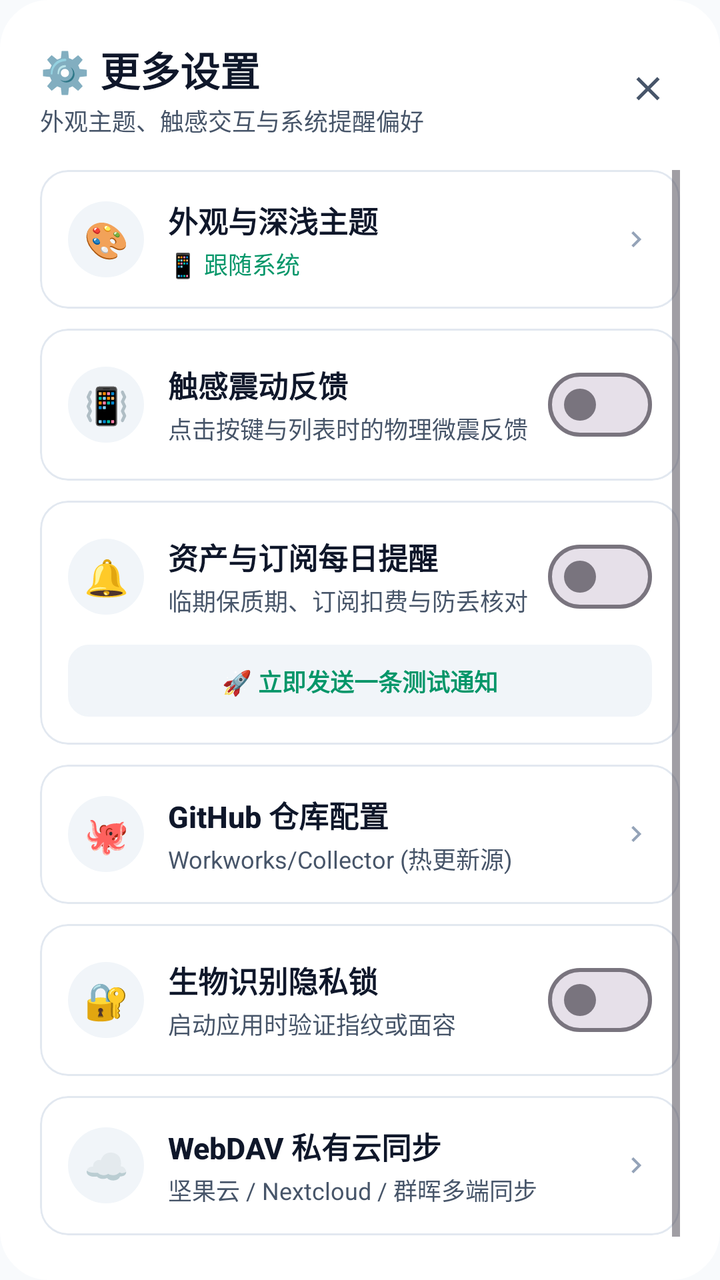
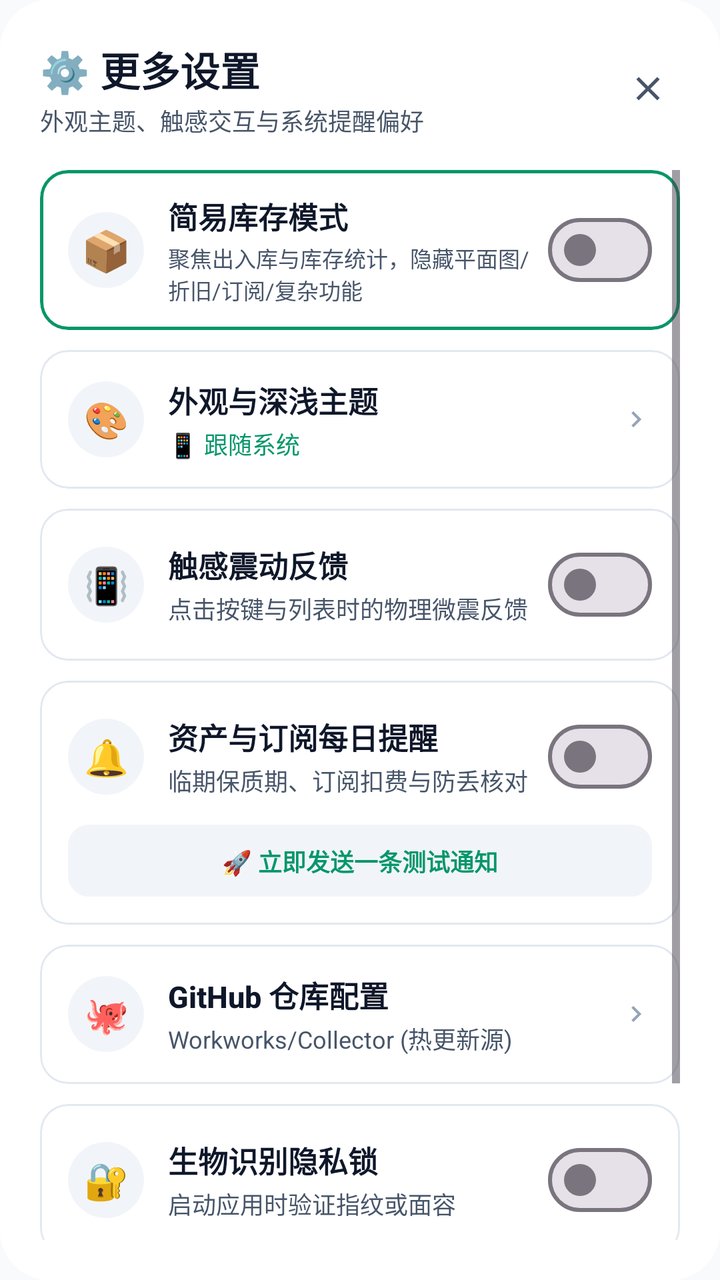

Before-and-after screenshots of an Android layout around one commit, followed by the original layout XML and the change that was made.
<!-- AndroidManifest.xml: application theme Theme.DiaperTracker -->
<!-- res/layout/dialog_more_settings.xml -->
<?xml version="1.0" encoding="utf-8"?>
<LinearLayout
    xmlns:android="http://schemas.android.com/apk/res/android"
    xmlns:app="http://schemas.android.com/apk/res-auto"
    android:layout_width="match_parent"
    android:layout_height="wrap_content"
    android:orientation="vertical"
    android:background="@drawable/bg_dialog_card"
    android:backgroundTint="@color/card"
    android:padding="20dp">

    
    <LinearLayout
        android:layout_width="match_parent"
        android:layout_height="wrap_content"
        android:orientation="horizontal"
        android:gravity="center_vertical"
        android:layout_marginBottom="16dp">

        <LinearLayout
            android:layout_width="0dp"
            android:layout_height="wrap_content"
            android:layout_weight="1"
            android:orientation="vertical">

            <TextView
                android:layout_width="wrap_content"
                android:layout_height="wrap_content"
                android:text="⚙️ 更多设置"
                android:textSize="20sp"
                android:textStyle="bold"
                android:textColor="@color/text_primary"
                android:fontFamily="sans-serif-medium" />

            <TextView
                android:layout_width="wrap_content"
                android:layout_height="wrap_content"
                android:text="外观主题、触感交互与系统提醒偏好"
                android:textSize="12sp"
                android:textColor="@color/text_secondary"
                android:layout_marginTop="2dp" />
        </LinearLayout>

        <ImageView
            android:id="@+id/btn_close_settings"
            android:layout_width="32dp"
            android:layout_height="32dp"
            android:padding="6dp"
            android:src="@drawable/ic_close"
            app:tint="@color/text_secondary"
            android:contentDescription="关闭"
            android:clickable="true"
            android:focusable="true"
            android:background="?attr/selectableItemBackgroundBorderless" />
    </LinearLayout>

    <ScrollView
        android:layout_width="match_parent"
        android:layout_height="wrap_content"
        android:maxHeight="420dp"
        android:overScrollMode="never">

        <LinearLayout
            android:layout_width="match_parent"
            android:layout_height="wrap_content"
            android:orientation="vertical">

            
            <com.google.android.material.card.MaterialCardView
                android:id="@+id/card_setting_theme"
                android:layout_width="match_parent"
                android:layout_height="wrap_content"
                android:layout_marginBottom="10dp"
                app:cardCornerRadius="14dp"
                app:cardElevation="0dp"
                app:cardBackgroundColor="@color/card"
                app:strokeColor="@color/card_border"
                app:strokeWidth="1dp"
                android:clickable="true"
                android:focusable="true"
                android:foreground="?attr/selectableItemBackground">

                <LinearLayout
                    android:layout_width="match_parent"
                    android:layout_height="wrap_content"
                    android:orientation="horizontal"
                    android:gravity="center_vertical"
                    android:paddingHorizontal="14dp"
                    android:paddingVertical="14dp">

                    <TextView
                        android:layout_width="38dp"
                        android:layout_height="38dp"
                        android:gravity="center"
                        android:text="🎨"
                        android:textSize="18sp"
                        android:background="@drawable/bg_icon_circle"
                        android:backgroundTint="@color/input_bg" />

                    <LinearLayout
                        android:layout_width="0dp"
                        android:layout_height="wrap_content"
                        android:layout_weight="1"
                        android:layout_marginStart="12dp"
                        android:orientation="vertical">

                        <TextView
                            android:layout_width="wrap_content"
                            android:layout_height="wrap_content"
                            android:text="外观与深浅主题"
                            android:textSize="15sp"
                            android:textStyle="bold"
                            android:textColor="@color/text_primary"
                            android:fontFamily="sans-serif-medium" />

                        <TextView
                            android:id="@+id/tv_current_theme_desc"
                            android:layout_width="wrap_content"
                            android:layout_height="wrap_content"
                            android:text="📱 跟随系统"
                            android:textSize="12sp"
                            android:textColor="@color/primary"
                            android:layout_marginTop="2dp" />
                    </LinearLayout>

                    <ImageView
                        android:layout_width="16dp"
                        android:layout_height="16dp"
                        android:src="@drawable/ic_arrow_right"
                        app:tint="@color/text_hint"
                        android:contentDescription="进入" />
                </LinearLayout>
            </com.google.android.material.card.MaterialCardView>

            
            <com.google.android.material.card.MaterialCardView
                android:layout_width="match_parent"
                android:layout_height="wrap_content"
                android:layout_marginBottom="10dp"
                app:cardCornerRadius="14dp"
                app:cardElevation="0dp"
                app:cardBackgroundColor="@color/card"
                app:strokeColor="@color/card_border"
                app:strokeWidth="1dp">

                <LinearLayout
                    android:layout_width="match_parent"
                    android:layout_height="wrap_content"
                    android:orientation="horizontal"
                    android:gravity="center_vertical"
                    android:paddingHorizontal="14dp"
                    android:paddingVertical="14dp">

                    <TextView
                        android:layout_width="38dp"
                        android:layout_height="38dp"
                        android:gravity="center"
                        android:text="📳"
                        android:textSize="18sp"
                        android:background="@drawable/bg_icon_circle"
                        android:backgroundTint="@color/input_bg" />

                    <LinearLayout
                        android:layout_width="0dp"
                        android:layout_height="wrap_content"
                        android:layout_weight="1"
                        android:layout_marginStart="12dp"
                        android:layout_marginEnd="8dp"
                        android:orientation="vertical">

                        <TextView
                            android:layout_width="wrap_content"
                            android:layout_height="wrap_content"
                            android:text="触感震动反馈"
                            android:textSize="15sp"
                            android:textStyle="bold"
                            android:textColor="@color/text_primary"
                            android:fontFamily="sans-serif-medium" />

                        <TextView
                            android:layout_width="wrap_content"
                            android:layout_height="wrap_content"
                            android:text="点击按键与列表时的物理微震反馈"
                            android:textSize="12sp"
                            android:textColor="@color/text_secondary"
                            android:layout_marginTop="2dp" />
                    </LinearLayout>

                    <com.google.android.material.materialswitch.MaterialSwitch
                        android:id="@+id/switch_haptic_feedback"
                        android:layout_width="wrap_content"
                        android:layout_height="wrap_content" />
                </LinearLayout>
            </com.google.android.material.card.MaterialCardView>

            
            <com.google.android.material.card.MaterialCardView
                android:layout_width="match_parent"
                android:layout_height="wrap_content"
                android:layout_marginBottom="10dp"
                app:cardCornerRadius="14dp"
                app:cardElevation="0dp"
                app:cardBackgroundColor="@color/card"
                app:strokeColor="@color/card_border"
                app:strokeWidth="1dp">

                <LinearLayout
                    android:layout_width="match_parent"
                    android:layout_height="wrap_content"
                    android:orientation="vertical"
                    android:padding="14dp">

                    <LinearLayout
                        android:layout_width="match_parent"
                        android:layout_height="wrap_content"
                        android:orientation="horizontal"
                        android:gravity="center_vertical">

                        <TextView
                            android:layout_width="38dp"
                            android:layout_height="38dp"
                            android:gravity="center"
                            android:text="🔔"
                            android:textSize="18sp"
                            android:background="@drawable/bg_icon_circle"
                            android:backgroundTint="@color/input_bg" />

                        <LinearLayout
                            android:layout_width="0dp"
                            android:layout_height="wrap_content"
                            android:layout_weight="1"
                            android:layout_marginStart="12dp"
                            android:layout_marginEnd="8dp"
                            android:orientation="vertical">

                            <TextView
                                android:layout_width="wrap_content"
                                android:layout_height="wrap_content"
                                android:text="资产与订阅每日提醒"
                                android:textSize="15sp"
                                android:textStyle="bold"
                                android:textColor="@color/text_primary"
                                android:fontFamily="sans-serif-medium" />

                            <TextView
                                android:layout_width="wrap_content"
                                android:layout_height="wrap_content"
                                android:text="临期保质期、订阅扣费与防丢核对"
                                android:textSize="12sp"
                                android:textColor="@color/text_secondary"
                                android:layout_marginTop="2dp" />
                        </LinearLayout>

                        <com.google.android.material.materialswitch.MaterialSwitch
                            android:id="@+id/switch_daily_reminder"
                            android:layout_width="wrap_content"
                            android:layout_height="wrap_content" />
                    </LinearLayout>

                    
                    <LinearLayout
                        android:id="@+id/btn_send_test_notification"
                        android:layout_width="match_parent"
                        android:layout_height="36dp"
                        android:layout_marginTop="10dp"
                        android:orientation="horizontal"
                        android:gravity="center"
                        android:background="@drawable/bg_chip_inactive"
                        android:backgroundTint="@color/input_bg"
                        android:clickable="true"
                        android:focusable="true">

                        <TextView
                            android:layout_width="wrap_content"
                            android:layout_height="wrap_content"
                            android:text="🚀 立即发送一条测试通知"
                            android:textSize="12sp"
                            android:textColor="@color/primary"
                            android:textStyle="bold" />
                    </LinearLayout>
                </LinearLayout>
            </com.google.android.material.card.MaterialCardView>

            
            <com.google.android.material.card.MaterialCardView
                android:id="@+id/card_setting_repo"
                android:layout_width="match_parent"
                android:layout_height="wrap_content"
                android:layout_marginBottom="10dp"
                app:cardCornerRadius="14dp"
                app:cardElevation="0dp"
                app:cardBackgroundColor="@color/card"
                app:strokeColor="@color/card_border"
                app:strokeWidth="1dp"
                android:clickable="true"
                android:focusable="true"
                android:foreground="?attr/selectableItemBackground">

                <LinearLayout
                    android:layout_width="match_parent"
                    android:layout_height="wrap_content"
                    android:orientation="horizontal"
                    android:gravity="center_vertical"
                    android:paddingHorizontal="14dp"
                    android:paddingVertical="14dp">

                    <TextView
                        android:layout_width="38dp"
                        android:layout_height="38dp"
                        android:gravity="center"
                        android:text="🐙"
                        android:textSize="18sp"
                        android:background="@drawable/bg_icon_circle"
                        android:backgroundTint="@color/input_bg" />

                    <LinearLayout
                        android:layout_width="0dp"
                        android:layout_height="wrap_content"
                        android:layout_weight="1"
                        android:layout_marginStart="12dp"
                        android:orientation="vertical">

                        <TextView
                            android:layout_width="wrap_content"
                            android:layout_height="wrap_content"
                            android:text="GitHub 仓库配置"
                            android:textSize="15sp"
                            android:textStyle="bold"
                            android:textColor="@color/text_primary"
                            android:fontFamily="sans-serif-medium" />

                        <TextView
                            android:id="@+id/tv_current_repo_desc"
                            android:layout_width="wrap_content"
                            android:layout_height="wrap_content"
                            android:text="Workworks/Collector (热更新源)"
                            android:textSize="12sp"
                            android:textColor="@color/text_secondary"
                            android:layout_marginTop="2dp" />
                    </LinearLayout>

                    <ImageView
                        android:layout_width="16dp"
                        android:layout_height="16dp"
                        android:src="@drawable/ic_arrow_right"
                        app:tint="@color/text_hint"
                        android:contentDescription="配置" />
                </LinearLayout>
            </com.google.android.material.card.MaterialCardView>

            
            <com.google.android.material.card.MaterialCardView
                android:id="@+id/card_setting_biometric"
                android:layout_width="match_parent"
                android:layout_height="wrap_content"
                android:layout_marginBottom="10dp"
                app:cardCornerRadius="14dp"
                app:cardElevation="0dp"
                app:cardBackgroundColor="@color/card"
                app:strokeColor="@color/card_border"
                app:strokeWidth="1dp">

                <LinearLayout
                    android:layout_width="match_parent"
                    android:layout_height="wrap_content"
                    android:orientation="horizontal"
                    android:gravity="center_vertical"
                    android:paddingHorizontal="14dp"
                    android:paddingVertical="14dp">

                    <TextView
                        android:layout_width="38dp"
                        android:layout_height="38dp"
                        android:gravity="center"
                        android:text="🔐"
                        android:textSize="18sp"
                        android:background="@drawable/bg_icon_circle"
                        android:backgroundTint="@color/input_bg" />

                    <LinearLayout
                        android:layout_width="0dp"
                        android:layout_height="wrap_content"
                        android:layout_weight="1"
                        android:layout_marginStart="12dp"
                        android:orientation="vertical">

                        <TextView
                            android:layout_width="wrap_content"
                            android:layout_height="wrap_content"
                            android:text="生物识别隐私锁"
                            android:textSize="15sp"
                            android:textStyle="bold"
                            android:textColor="@color/text_primary"
                            android:fontFamily="sans-serif-medium" />

                        <TextView
                            android:layout_width="wrap_content"
                            android:layout_height="wrap_content"
                            android:text="启动应用时验证指纹或面容"
                            android:textSize="12sp"
                            android:textColor="@color/text_secondary"
                            android:layout_marginTop="2dp" />
                    </LinearLayout>

                    <com.google.android.material.materialswitch.MaterialSwitch
                        android:id="@+id/switch_biometric_lock"
                        android:layout_width="wrap_content"
                        android:layout_height="wrap_content" />
                </LinearLayout>
            </com.google.android.material.card.MaterialCardView>

            
            <com.google.android.material.card.MaterialCardView
                android:id="@+id/card_setting_webdav"
                android:layout_width="match_parent"
                android:layout_height="wrap_content"
                android:layout_marginBottom="4dp"
                app:cardCornerRadius="14dp"
                app:cardElevation="0dp"
                app:cardBackgroundColor="@color/card"
                app:strokeColor="@color/card_border"
                app:strokeWidth="1dp"
                android:clickable="true"
                android:focusable="true"
                android:foreground="?attr/selectableItemBackground">

                <LinearLayout
                    android:layout_width="match_parent"
                    android:layout_height="wrap_content"
                    android:orientation="horizontal"
                    android:gravity="center_vertical"
                    android:paddingHorizontal="14dp"
                    android:paddingVertical="14dp">

                    <TextView
                        android:layout_width="38dp"
                        android:layout_height="38dp"
                        android:gravity="center"
                        android:text="☁️"
                        android:textSize="18sp"
                        android:background="@drawable/bg_icon_circle"
                        android:backgroundTint="@color/input_bg" />

                    <LinearLayout
                        android:layout_width="0dp"
                        android:layout_height="wrap_content"
                        android:layout_weight="1"
                        android:layout_marginStart="12dp"
                        android:orientation="vertical">

                        <TextView
                            android:layout_width="wrap_content"
                            android:layout_height="wrap_content"
                            android:text="WebDAV 私有云同步"
                            android:textSize="15sp"
                            android:textStyle="bold"
                            android:textColor="@color/text_primary"
                            android:fontFamily="sans-serif-medium" />

                        <TextView
                            android:id="@+id/tv_current_webdav_desc"
                            android:layout_width="wrap_content"
                            android:layout_height="wrap_content"
                            android:text="坚果云 / Nextcloud / 群晖多端同步"
                            android:textSize="12sp"
                            android:textColor="@color/text_secondary"
                            android:layout_marginTop="2dp" />
                    </LinearLayout>

                    <ImageView
                        android:layout_width="16dp"
                        android:layout_height="16dp"
                        android:src="@drawable/ic_arrow_right"
                        app:tint="@color/text_hint"
                        android:contentDescription="进入" />
                </LinearLayout>
            </com.google.android.material.card.MaterialCardView>

        </LinearLayout>
    </ScrollView>

    
    <Button
        android:id="@+id/btn_dialog_done"
        android:layout_width="match_parent"
        android:layout_height="48dp"
        android:layout_marginTop="16dp"
        android:text="完成"
        android:textSize="14sp"
        android:textStyle="bold"
        android:textColor="#FFFFFF"
        android:background="@drawable/bg_btn_primary"
        style="?android:attr/borderlessButtonStyle" />

</LinearLayout>
<!-- resources referenced by this layout -->
<resources>
  <color name="card">#FFFFFF</color>
  <color name="card_border">#E2E8F0</color>
  <color name="input_bg">#F1F5F9</color>
  <color name="primary">#059669</color>
  <color name="text_hint">#94A3B8</color>
  <color name="text_primary">#0F172A</color>
  <color name="text_secondary">#475569</color>
  <!-- drawable bg_btn_primary (drawable) -->
  <?xml version="1.0" encoding="utf-8"?>
  <ripple xmlns:android="http://schemas.android.com/apk/res/android"
      android:color="#40FFFFFF">
      <item>
          <shape android:shape="rectangle">
              <gradient
                  android:angle="135"
                  android:startColor="#10B981"
                  android:endColor="#059669" />
              <corners android:radius="14dp" />
          </shape>
      </item>
  </ripple>
  <!-- drawable bg_chip_inactive (drawable) -->
  <?xml version="1.0" encoding="utf-8"?>
  <shape xmlns:android="http://schemas.android.com/apk/res/android"
      android:shape="rectangle">
      <solid android:color="@color/card" />
      <stroke android:width="1dp" android:color="@color/card_border" />
      <corners android:radius="10dp" />
  </shape>
  <!-- drawable bg_dialog_card (drawable) -->
  <?xml version="1.0" encoding="utf-8"?>
  <shape xmlns:android="http://schemas.android.com/apk/res/android"
      android:shape="rectangle">
      <solid android:color="@color/card" />
      <corners android:radius="24dp" />
      <stroke
          android:width="1dp"
          android:color="@color/card_border" />
  </shape>
  <!-- drawable bg_icon_circle (drawable) -->
  <?xml version="1.0" encoding="utf-8"?>
  <shape xmlns:android="http://schemas.android.com/apk/res/android"
      android:shape="oval">
      <gradient
          android:type="linear"
          android:angle="135"
          android:startColor="#10B981"
          android:endColor="#059669" />
  </shape>
  <!-- drawable ic_arrow_right (drawable) -->
  <vector xmlns:android="http://schemas.android.com/apk/res/android"
      android:width="24dp"
      android:height="24dp"
      android:viewportWidth="24"
      android:viewportHeight="24">
      <path
          android:fillColor="@color/text_secondary"
          android:pathData="M8.59,16.59L13.17,12L8.59,7.41L10,6l6,6l-6,6L8.59,16.59z" />
  </vector>
  <!-- drawable ic_close (drawable) -->
  <vector xmlns:android="http://schemas.android.com/apk/res/android"
      android:width="24dp"
      android:height="24dp"
      android:viewportWidth="24"
      android:viewportHeight="24">
      <path
          android:fillColor="#FFFFFFFF"
          android:pathData="M19,6.41L17.59,5 12,10.59 6.41,5 5,6.41 10.59,12 5,17.59 6.41,19 12,13.41 17.59,19 19,17.59 13.41,12z" />
  </vector>
  <style name="Theme.DiaperTracker" parent="Theme.Material3.DayNight.NoActionBar">
          <item name="colorPrimary">@color/primary</item>
          <item name="colorPrimaryDark">@color/primary_dark</item>
          <item name="colorSecondary">@color/accent</item>
          <item name="android:colorBackground">@color/background</item>
          <item name="android:statusBarColor">@color/primary_dark</item>
          <item name="android:windowLightStatusBar">false</item>
          <item name="android:navigationBarColor">@color/card</item>
          <item name="android:windowLightNavigationBar">true</item>
      </style>
  <color name="primary_dark">#047857</color>
  <color name="accent">#F59E0B</color>
  <color name="background">#F8FAFC</color>
</resources>

<!-- the commit's change to res/layout/dialog_more_settings.xml (unified diff, before → after) -->
@@ -67,6 +67,68 @@
 
             
             <com.google.android.material.card.MaterialCardView
+                android:id="@+id/card_setting_simple_mode"
+                android:layout_width="match_parent"
+                android:layout_height="wrap_content"
+                android:layout_marginBottom="10dp"
+                app:cardCornerRadius="14dp"
+                app:cardElevation="0dp"
+                app:cardBackgroundColor="@color/card"
+                app:strokeColor="@color/primary"
+                app:strokeWidth="1.5dp">
+
+                <LinearLayout
+                    android:layout_width="match_parent"
+                    android:layout_height="wrap_content"
+                    android:orientation="horizontal"
+                    android:gravity="center_vertical"
+                    android:paddingHorizontal="14dp"
+                    android:paddingVertical="12dp">
+
+                    <TextView
+                        android:layout_width="38dp"
+                        android:layout_height="38dp"
+                        android:gravity="center"
+                        android:text="📦"
+                        android:textSize="20sp"
+                        android:background="@drawable/bg_icon_circle"
+                        android:backgroundTint="@color/input_bg" />
+
+                    <LinearLayout
+                        android:layout_width="0dp"
+                        android:layout_height="wrap_content"
+                        android:layout_weight="1"
+                        android:layout_marginStart="12dp"
+                        android:orientation="vertical">
+
+                        <TextView
+                            android:layout_width="wrap_content"
+                            android:layout_height="wrap_content"
+                            android:text="简易库存模式"
+                            android:textSize="15sp"
+                            android:textStyle="bold"
+                            android:textColor="@color/text_primary"
+                            android:fontFamily="sans-serif-medium" />
+
+                        <TextView
+                            android:layout_width="wrap_content"
+                            android:layout_height="wrap_content"
+                            android:text="聚焦出入库与库存统计，隐藏平面图/折旧/订阅/复杂功能"
+                            android:textSize="11sp"
+                            android:textColor="@color/text_secondary"
+                            android:layout_marginTop="2dp" />
+                    </LinearLayout>
+
+                    <com.google.android.material.materialswitch.MaterialSwitch
+                        android:id="@+id/switch_simple_mode"
+                        android:layout_width="wrap_content"
+                        android:layout_height="wrap_content"
+                        android:layout_marginStart="8dp" />
+                </LinearLayout>
+            </com.google.android.material.card.MaterialCardView>
+
+            
+            <com.google.android.material.card.MaterialCardView
                 android:id="@+id/card_setting_theme"
                 android:layout_width="match_parent"
                 android:layout_height="wrap_content"
